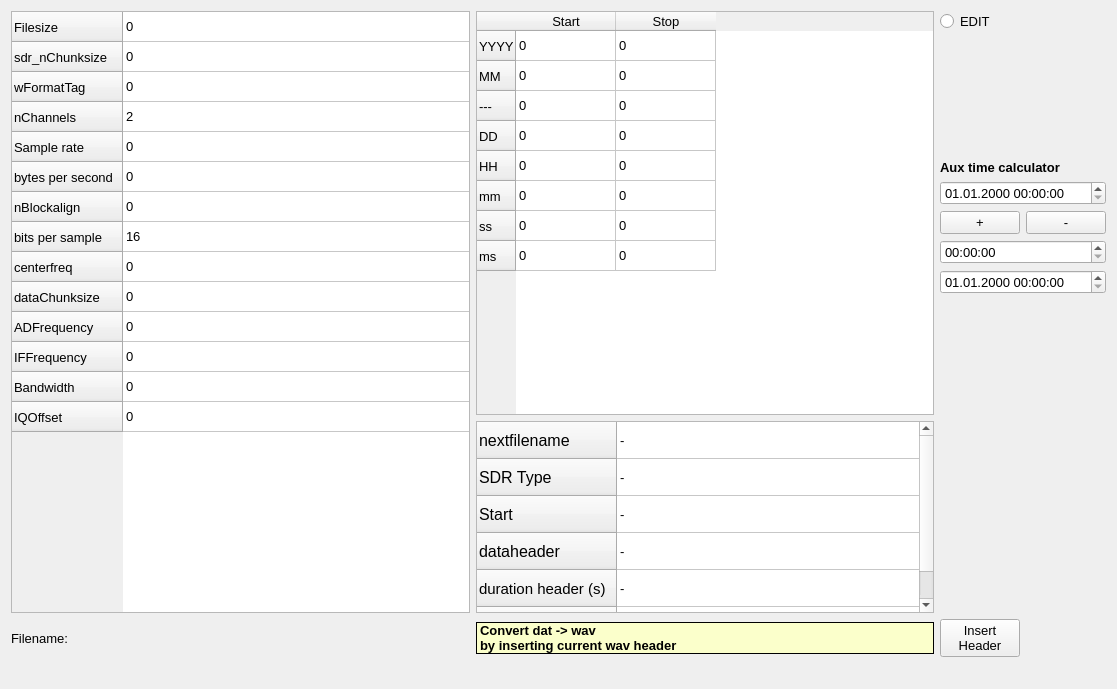
The window that sources/wavheader_editor/ressources/wavheader_editor_widget.ui (schaten/COHIWizard) describes before a commit, drawn with Qt 5.
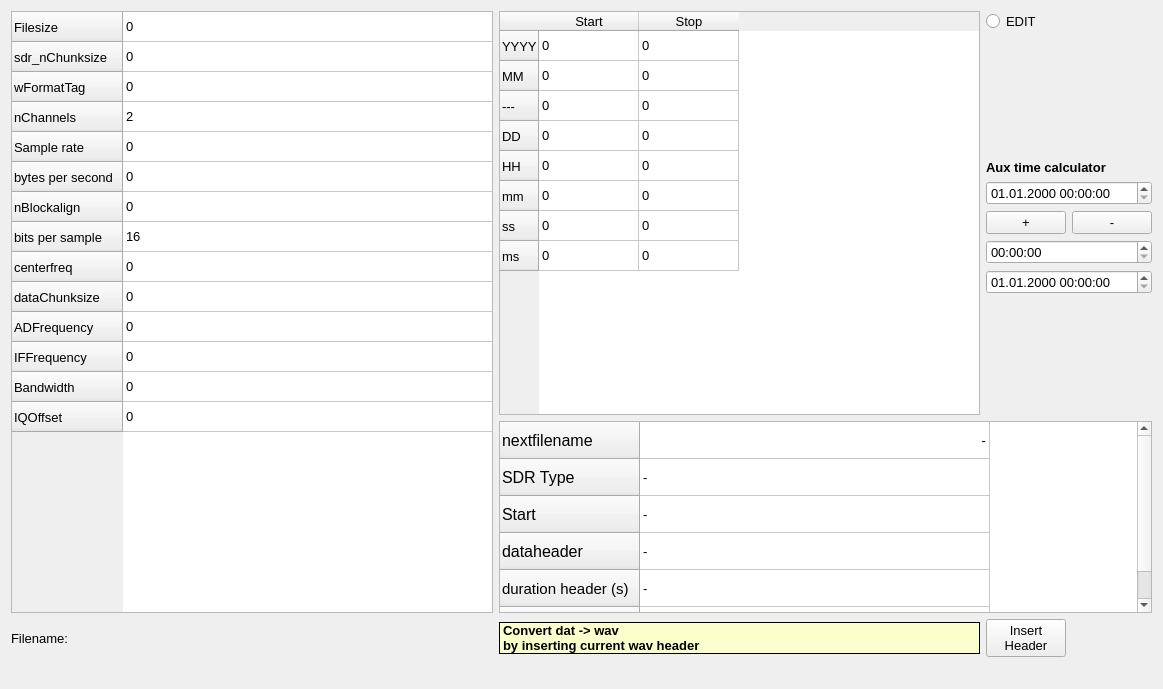
The same window after the commit.

Commit message: version 1.2.11: resamp: cutting at start implemented; bugs in nextfile naming fixed

Patch:
```diff
--- a/sources/wavheader_editor/ressources/wavheader_editor_widget.ui
+++ b/sources/wavheader_editor/ressources/wavheader_editor_widget.ui
@@ -6,7 +6,7 @@
    <rect>
     <x>0</x>
     <y>0</y>
-    <width>1117</width>
+    <width>1163</width>
     <height>689</height>
    </rect>
   </property>
@@ -347,195 +347,6 @@
        </property>
       </widget>
      </item>
-     <item row="8" column="1">
-      <widget class="QTableWidget" name="tableWidget_3">
-       <property name="sizePolicy">
-        <sizepolicy hsizetype="Maximum" vsizetype="Minimum">
-         <horstretch>0</horstretch>
-         <verstretch>0</verstretch>
-        </sizepolicy>
-       </property>
-       <property name="minimumSize">
-        <size>
-         <width>400</width>
-         <height>192</height>
-        </size>
-       </property>
-       <property name="maximumSize">
-        <size>
-         <width>700</width>
-         <height>16777215</height>
-        </size>
-       </property>
-       <property name="font">
-        <font>
-         <pointsize>10</pointsize>
-        </font>
-       </property>
-       <property name="toolTip">
-        <string>make this table editable by clicking 'edit'</string>
-       </property>
-       <property name="autoFillBackground">
-        <bool>true</bool>
-       </property>
-       <property name="alternatingRowColors">
-        <bool>false</bool>
-       </property>
-       <attribute name="horizontalHeaderVisible">
-        <bool>false</bool>
-       </attribute>
-       <attribute name="horizontalHeaderDefaultSectionSize">
-        <number>600</number>
-       </attribute>
-       <attribute name="horizontalHeaderMinimumSectionSize">
-        <number>50</number>
-       </attribute>
-       <attribute name="verticalHeaderCascadingSectionResizes">
-        <bool>false</bool>
-       </attribute>
-       <attribute name="verticalHeaderDefaultSectionSize">
-        <number>37</number>
-       </attribute>
-       <attribute name="verticalHeaderShowSortIndicator" stdset="0">
-        <bool>false</bool>
-       </attribute>
-       <attribute name="verticalHeaderStretchLastSection">
-        <bool>false</bool>
-       </attribute>
-       <row>
-        <property name="text">
-         <string>nextfilename</string>
-        </property>
-        <property name="font">
-         <font>
-          <pointsize>12</pointsize>
-         </font>
-        </property>
-       </row>
-       <row>
-        <property name="text">
-         <string>SDR Type</string>
-        </property>
-        <property name="font">
-         <font>
-          <pointsize>12</pointsize>
-         </font>
-        </property>
-       </row>
-       <row>
-        <property name="text">
-         <string>Start</string>
-        </property>
-        <property name="font">
-         <font>
-          <pointsize>12</pointsize>
-         </font>
-        </property>
-        <property name="background">
-         <color>
-          <red>240</red>
-          <green>240</green>
-          <blue>240</blue>
-         </color>
-        </property>
-       </row>
-       <row>
-        <property name="text">
-         <string>dataheader</string>
-        </property>
-        <property name="font">
-         <font>
-          <pointsize>12</pointsize>
-         </font>
-        </property>
-       </row>
-       <row>
-        <property name="text">
-         <string>duration header (s)</string>
-        </property>
-        <property name="font">
-         <font>
-          <pointsize>11</pointsize>
-         </font>
-        </property>
-       </row>
-       <row>
-        <property name="text">
-         <string>duration bytes (s)</string>
-        </property>
-        <property name="font">
-         <font>
-          <pointsize>11</pointsize>
-         </font>
-        </property>
-       </row>
-       <column>
-        <property name="text">
-         <string>value</string>
-        </property>
-        <property name="font">
-         <font>
-          <pointsize>12</pointsize>
-         </font>
-        </property>
-        <property name="background">
-         <color>
-          <red>240</red>
-          <green>0</green>
-          <blue>0</blue>
-         </color>
-        </property>
-       </column>
-       <item row="0" column="0">
-        <property name="text">
-         <string>-</string>
-        </property>
-        <property name="foreground">
-         <brush brushstyle="NoBrush">
-          <color alpha="240">
-           <red>240</red>
-           <green>240</green>
-           <blue>240</blue>
-          </color>
-         </brush>
-        </property>
-       </item>
-       <item row="1" column="0">
-        <property name="text">
-         <string>-</string>
-        </property>
-       </item>
-       <item row="2" column="0">
-        <property name="text">
-         <string>-</string>
-        </property>
-        <property name="background">
-         <brush brushstyle="NoBrush">
-          <color alpha="240">
-           <red>240</red>
-           <green>240</green>
-           <blue>240</blue>
-          </color>
-         </brush>
-        </property>
-       </item>
-       <item row="3" column="0">
-        <property name="text">
-         <string>-</string>
-        </property>
-       </item>
-       <item row="4" column="0">
-        <property name="text">
-         <string>-</string>
-        </property>
-       </item>
-       <item row="5" column="0">
-        <property name="text">
-         <string>-</string>
-        </property>
-       </item>
-      </widget>
-     </item>
      <item row="0" column="0" rowspan="9">
       <widget class="QTableWidget" name="tableWidget_basisfields">
        <property name="sizePolicy">
@@ -1004,6 +815,198 @@
        </property>
       </widget>
      </item>
+     <item row="8" column="1" colspan="3">
+      <widget class="QTableWidget" name="tableWidget_3">
+       <property name="sizePolicy">
+        <sizepolicy hsizetype="Maximum" vsizetype="Minimum">
+         <horstretch>0</horstretch>
+         <verstretch>0</verstretch>
+        </sizepolicy>
+       </property>
+       <property name="minimumSize">
+        <size>
+         <width>350</width>
+         <height>192</height>
+        </size>
+       </property>
+       <property name="maximumSize">
+        <size>
+         <width>800</width>
+         <height>16777215</height>
+        </size>
+       </property>
+       <property name="font">
+        <font>
+         <pointsize>10</pointsize>
+        </font>
+       </property>
+       <property name="toolTip">
+        <string>make this table editable by clicking 'edit'</string>
+       </property>
+       <property name="autoFillBackground">
+        <bool>true</bool>
+       </property>
+       <property name="alternatingRowColors">
+        <bool>false</bool>
+       </property>
+       <attribute name="horizontalHeaderVisible">
+        <bool>false</bool>
+       </attribute>
+       <attribute name="horizontalHeaderDefaultSectionSize">
+        <number>350</number>
+       </attribute>
+       <attribute name="horizontalHeaderMinimumSectionSize">
+        <number>50</number>
+       </attribute>
+       <attribute name="verticalHeaderCascadingSectionResizes">
+        <bool>false</bool>
+       </attribute>
+       <attribute name="verticalHeaderDefaultSectionSize">
+        <number>37</number>
+       </attribute>
+       <attribute name="verticalHeaderShowSortIndicator" stdset="0">
+        <bool>false</bool>
+       </attribute>
+       <attribute name="verticalHeaderStretchLastSection">
+        <bool>false</bool>
+       </attribute>
+       <row>
+        <property name="text">
+         <string>nextfilename</string>
+        </property>
+        <property name="font">
+         <font>
+          <pointsize>12</pointsize>
+         </font>
+        </property>
+       </row>
+       <row>
+        <property name="text">
+         <string>SDR Type</string>
+        </property>
+        <property name="font">
+         <font>
+          <pointsize>12</pointsize>
+         </font>
+        </property>
+       </row>
+       <row>
+        <property name="text">
+         <string>Start</string>
+        </property>
+        <property name="font">
+         <font>
+          <pointsize>12</pointsize>
+         </font>
+        </property>
+        <property name="background">
+         <color>
+          <red>240</red>
+          <green>240</green>
+          <blue>240</blue>
+         </color>
+        </property>
+       </row>
+       <row>
+        <property name="text">
+         <string>dataheader</string>
+        </property>
+        <property name="font">
+         <font>
+          <pointsize>12</pointsize>
+         </font>
+        </property>
+       </row>
+       <row>
+        <property name="text">
+         <string>duration header (s)</string>
+        </property>
+        <property name="font">
+         <font>
+          <pointsize>11</pointsize>
+         </font>
+        </property>
+       </row>
+       <row>
+        <property name="text">
+         <string>duration bytes (s)</string>
+        </property>
+        <property name="font">
+         <font>
+          <pointsize>11</pointsize>
+         </font>
+        </property>
+       </row>
+       <column>
+        <property name="text">
+         <string>value</string>
+        </property>
+        <property name="font">
+         <font>
+          <pointsize>12</pointsize>
+         </font>
+        </property>
+        <property name="background">
+         <color>
+          <red>240</red>
+          <green>0</green>
+          <blue>0</blue>
+         </color>
+        </property>
+       </column>
+       <item row="0" column="0">
+        <property name="text">
+         <string>-</string>
+        </property>
+        <property name="textAlignment">
+         <set>AlignTrailing|AlignVCenter</set>
+        </property>
+        <property name="foreground">
+         <brush brushstyle="NoBrush">
+          <color alpha="240">
+           <red>240</red>
+           <green>240</green>
+           <blue>240</blue>
+          </color>
+         </brush>
+        </property>
+       </item>
+       <item row="1" column="0">
+        <property name="text">
+         <string>-</string>
+        </property>
+       </item>
+       <item row="2" column="0">
+        <property name="text">
+         <string>-</string>
+        </property>
+        <property name="background">
+         <brush brushstyle="NoBrush">
+          <color alpha="240">
+           <red>240</red>
+           <green>240</green>
+           <blue>240</blue>
+          </color>
+         </brush>
+        </property>
+       </item>
+       <item row="3" column="0">
+        <property name="text">
+         <string>-</string>
+        </property>
+       </item>
+       <item row="4" column="0">
+        <property name="text">
+         <string>-</string>
+        </property>
+       </item>
+       <item row="5" column="0">
+        <property name="text">
+         <string>-</string>
+        </property>
+       </item>
+      </widget>
+     </item>
     </layout>
    </item>
   </layout>
```
The commit also changes 28 other files.
